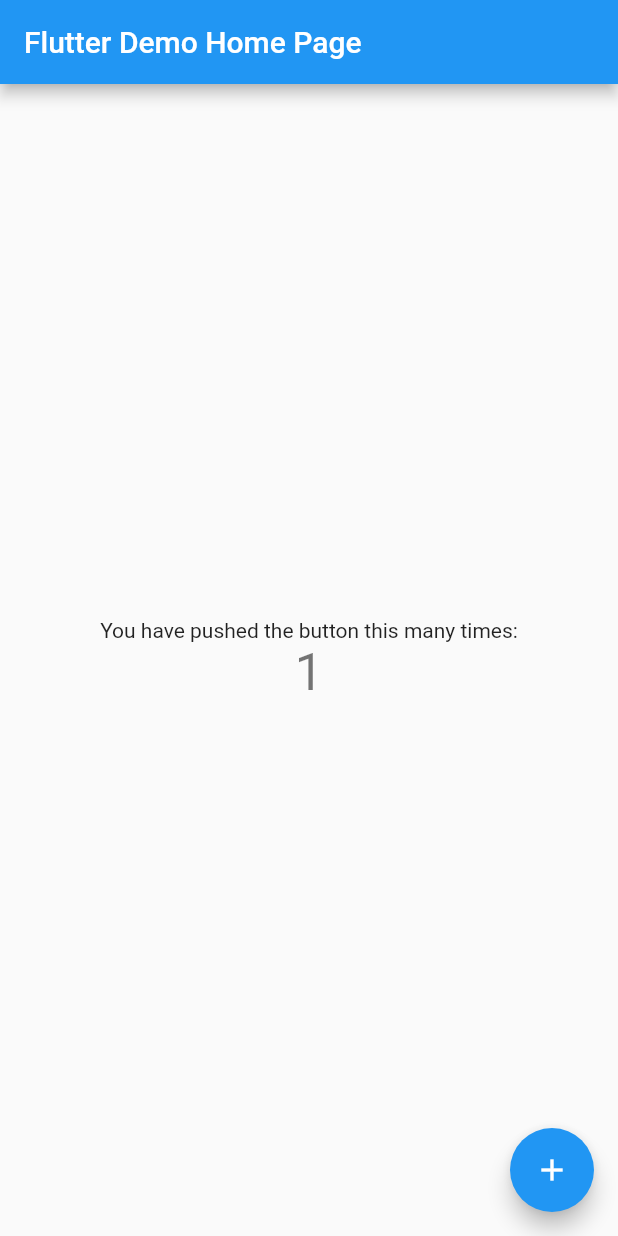
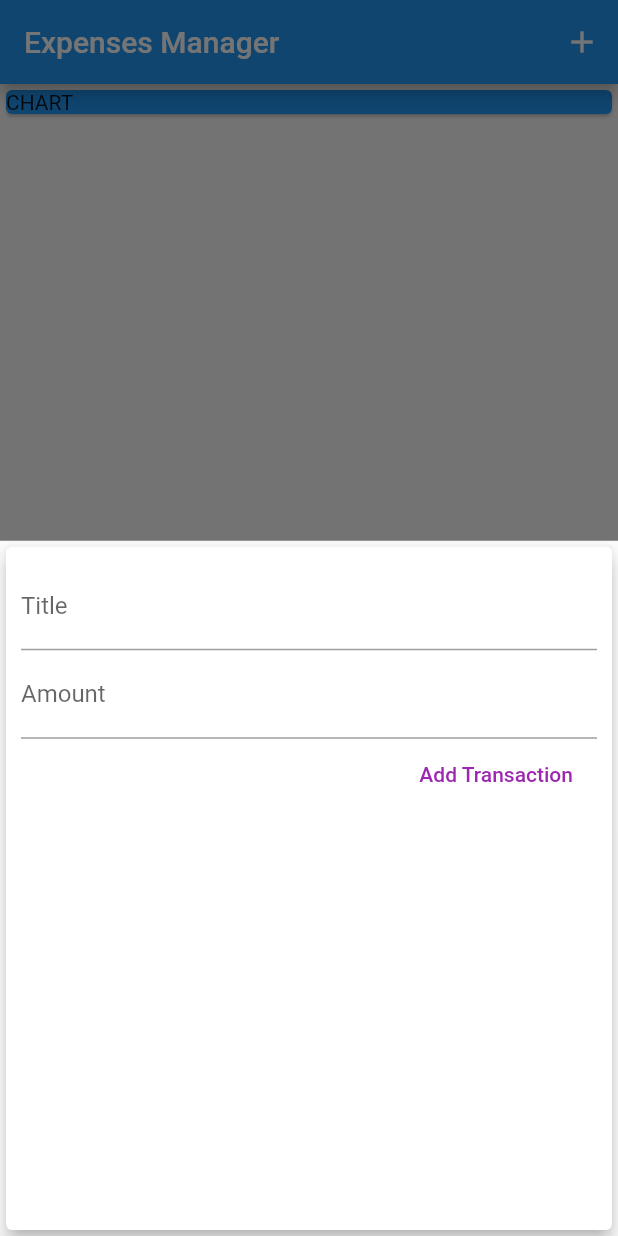
Before and after one commit to gauravmb/FlutterExpensesApp, a Flutter app: the MyHomePage screen opened directly, after a tap on the "add" icon, on a phone screen of 412 x 824 dp. Run offline on Flutter 3.47's test engine with Material 2 defaults, Android fonts, the phone set to English and light mode, and no system bars.

Commit message:
Added Tx add popup

```diff
--- a/expenses_manager/lib/main.dart
+++ b/expenses_manager/lib/main.dart
@@ -1,4 +1,8 @@
+import 'package:expenses_manager/widgets/new_transaction.dart';
 import 'package:flutter/material.dart';
+import 'models/transaction.dart';
+import './widgets/user_transaction.dart';
+import './widgets/transaction_list.dart';
 
 void main() {
   runApp(const MyApp());
@@ -24,7 +28,7 @@ class MyApp extends StatelessWidget {
         // is not restarted.
         primarySwatch: Colors.blue,
       ),
-      home: const MyHomePage(title: 'Flutter Demo Home Page'),
+      home: const MyHomePage(title: 'Expenses Manager'),
     );
   }
 }
@@ -48,17 +52,27 @@ class MyHomePage extends StatefulWidget {
 }
 
 class _MyHomePageState extends State<MyHomePage> {
-  int _counter = 0;
+  final List<Transaction> _userTransaction = [];
 
-  void _incrementCounter() {
+  void addTransaction(String title, double amount) {
+    final tx = Transaction(
+        id: DateTime.now().toString(),
+        amount: amount,
+        title: title,
+        date: DateTime.now());
     setState(() {
-      // This call to setState tells the Flutter framework that something has
-      // changed in this State, which causes it to rerun the build method below
-      // so that the display can reflect the updated values. If we changed
-      // _counter without calling setState(), then the build method would not be
-      // called again, and so nothing would appear to happen.
-      _counter++;
+      _userTransaction.add(tx);
     });
+  }
+
+  void _startNewTransaction(BuildContext ctx) {
+    showModalBottomSheet(
+        context: ctx,
+        builder: (_) {
+          return NewTransaction(
+            newTXHandler: addTransaction,
+          );
+        });
   }
 
   @override
@@ -74,42 +88,32 @@ class _MyHomePageState extends State<MyHomePage> {
         // Here we take the value from the MyHomePage object that was created by
         // the App.build method, and use it to set our appbar title.
         title: Text(widget.title),
+        actions: [
+          IconButton(
+              onPressed: () => _startNewTransaction(context),
+              icon: Icon(Icons.add))
+        ],
       ),
-      body: Center(
-        // Center is a layout widget. It takes a single child and positions it
-        // in the middle of the parent.
-        child: Column(
-          // Column is also a layout widget. It takes a list of children and
-          // arranges them vertically. By default, it sizes itself to fit its
-          // children horizontally, and tries to be as tall as its parent.
-          //
-          // Invoke "debug painting" (press "p" in the console, choose the
-          // "Toggle Debug Paint" action from the Flutter Inspector in Android
-          // Studio, or the "Toggle Debug Paint" command in Visual Studio Code)
-          // to see the wireframe for each widget.
-          //
-          // Column has various properties to control how it sizes itself and
-          // how it positions its children. Here we use mainAxisAlignment to
-          // center the children vertically; the main axis here is the vertical
-          // axis because Columns are vertical (the cross axis would be
-          // horizontal).
-          mainAxisAlignment: MainAxisAlignment.center,
-          children: <Widget>[
-            const Text(
-              'You have pushed the button this many times:',
+      body: Column(
+        mainAxisAlignment: MainAxisAlignment.start,
+        crossAxisAlignment: CrossAxisAlignment.stretch,
+        children: [
+          Container(
+            child: const Card(
+              color: Colors.blue,
+              child: Text("CHART"),
             ),
-            Text(
-              '$_counter',
-              style: Theme.of(context).textTheme.headline4,
-            ),
-          ],
-        ),
+          ),
+          TransationList(
+            transactions: _userTransaction,
+          ),
+        ],
       ),
+      floatingActionButtonLocation: FloatingActionButtonLocation.centerFloat,
       floatingActionButton: FloatingActionButton(
-        onPressed: _incrementCounter,
-        tooltip: 'Increment',
-        child: const Icon(Icons.add),
-      ), // This trailing comma makes auto-formatting nicer for build methods.
+        child: Icon(Icons.add),
+        onPressed: () => _startNewTransaction(context),
+      ),
     );
   }
 }
--- /dev/null
+++ b/expenses_manager/lib/models/transaction.dart
@@ -0,0 +1,7 @@
+class Transaction{
+  final String id;
+  final String title;
+  final double amount;
+  final DateTime date;
+  Transaction({required this.id,required this.title, required this.amount,required this.date,});
+}
--- /dev/null
+++ b/expenses_manager/lib/widgets/new_transaction.dart
@@ -0,0 +1,57 @@
+import 'package:flutter/material.dart';
+
+class NewTransaction extends StatelessWidget {
+  final titleController = TextEditingController();
+  final amountController = TextEditingController();
+  final Function newTXHandler;
+  NewTransaction({required this.newTXHandler});
+
+  void submitData() {
+    final enteredTitle = titleController.text;
+    final enteredAmount = double.parse(amountController.text);
+    if (enteredTitle.isEmpty || enteredAmount <= 0) {
+      return;
+    }
+    newTXHandler(enteredTitle, enteredAmount);
+  }
+
+  @override
+  Widget build(BuildContext context) {
+    return Card(
+        elevation: 5,
+        child: Container(
+          padding: EdgeInsets.all(10),
+          child: Column(
+            crossAxisAlignment: CrossAxisAlignment.end,
+            children: [
+              TextField(
+                decoration: InputDecoration(
+                  labelText: "Title",
+                ),
+                // onChanged: (value) {
+                //   titleInput = value;
+                // },
+                onSubmitted: (_) => submitData,
+                controller: titleController,
+              ),
+              TextField(
+                decoration: InputDecoration(
+                  labelText: "Amount",
+                ),
+                controller: amountController,
+                keyboardType: TextInputType.number,
+                onSubmitted: (_) => submitData,
+                // onChanged: (value) {
+                //   amountInput = value;
+                // },
+              ),
+              FlatButton(
+                textColor: Colors.purple,
+                onPressed: submitData,
+                child: Text("Add Transaction"),
+              )
+            ],
+          ),
+        ));
+  }
+}
--- /dev/null
+++ b/expenses_manager/lib/widgets/transaction_list.dart
@@ -0,0 +1,61 @@
+import 'package:flutter/material.dart';
+import '../models/transaction.dart';
+import 'package:intl/intl.dart';
+
+class TransationList extends StatelessWidget {
+  final List<Transaction> transactions;
+
+  TransationList({required this.transactions});
+
+  @override
+  Widget build(BuildContext context) {
+    return Container(
+      height: 300,
+      child: ListView.builder(
+        itemCount: transactions.length,
+        itemBuilder: (ctx, index) {
+          return Card(
+            child: Row(
+              children: [
+                Container(
+                    margin: const EdgeInsets.symmetric(
+                      vertical: 10,
+                      horizontal: 15,
+                    ),
+                    decoration: BoxDecoration(
+                        border: Border.all(
+                      color: Colors.purple,
+                    )),
+                    padding: EdgeInsets.all(10),
+                    child: Text(
+                      '${transactions[index].amount}',
+                      style: const TextStyle(
+                          fontWeight: FontWeight.bold,
+                          fontSize: 20,
+                          color: Colors.purple),
+                    )),
+                Column(
+                  crossAxisAlignment: CrossAxisAlignment.start,
+                  children: [
+                    Text(
+                      transactions[index].title,
+                      style: const TextStyle(
+                        fontWeight: FontWeight.bold,
+                        fontSize: 16,
+                        color: Colors.black,
+                      ),
+                    ),
+                    Text(
+                      DateFormat.yMMMd().format(transactions[index].date),
+                      style: TextStyle(color: Colors.grey),
+                    )
+                  ],
+                ),
+              ],
+            ),
+          );
+        },
+      ),
+    );
+  }
+}
--- a/expenses_manager/pubspec.yaml
+++ b/expenses_manager/pubspec.yaml
@@ -29,6 +29,7 @@ environment:
 dependencies:
   flutter:
     sdk: flutter
+  intl: ^0.17.0
 
 
   # The following adds the Cupertino Icons font to your application.
```
Also changed, not shown: expenses_manager/lib/widgets/user_transaction.dart (added, +24 -0 lines), expenses_manager/pubspec.lock.
